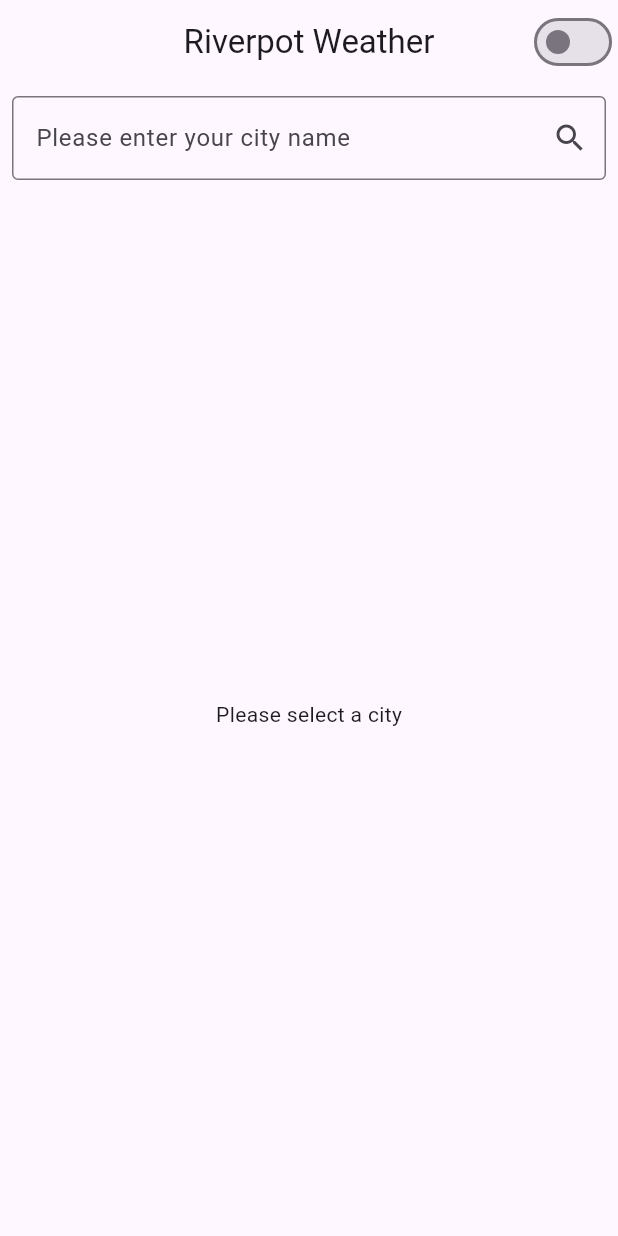
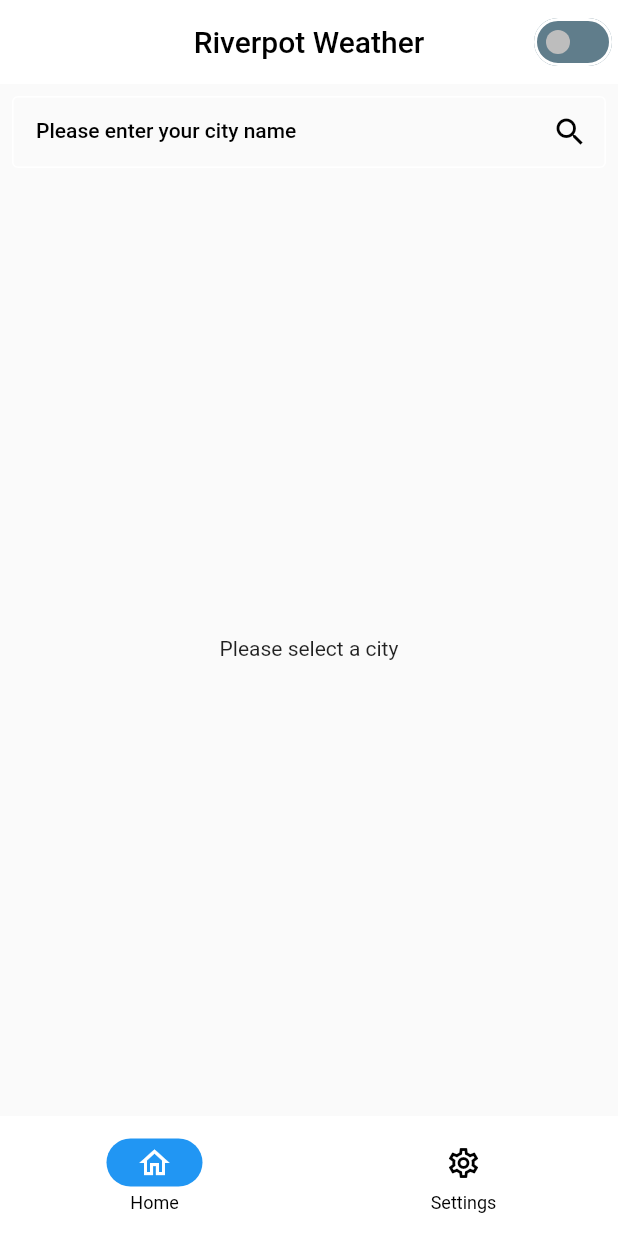
Before and after one commit to MohanPoudel2/riverpod_weather, a Flutter app: the screen it shows after launch, on a phone screen of 412 x 824 dp. Run offline on Flutter 3.47's test engine with Material 2 defaults, Android fonts, the phone set to English and light mode, and no system bars; our stand-ins replace cached_network_image, dio, flutter_riverpod, go_router, retrofit; generated files the repository leaves out were written again.

Commit message:
navigation widget & route list done

```diff
--- /dev/null
+++ b/lib/common/const/route_list.dart
@@ -0,0 +1,34 @@
+
+import 'package:go_router/go_router.dart';
+
+import '../../features/current_weather/ui/screen/current_weather_screen.dart';
+import '../../features/search_city/ui/screen/city_search_screen.dart';
+import '../../features/settings/setting_screen.dart';
+
+class RouteList{
+  static final routeList=[
+    StatefulShellBranch(routes: [
+      GoRoute(
+          path: '/',
+          builder: (context, routeState) {
+            return const CitySearchScreen();
+          }),
+      GoRoute(
+          path: '/current/:lati/:longi/:city',
+          builder: (context, routeState) {
+            return CurrentWeatherScreen(
+                latitude: routeState.pathParameters['lati']??'',
+                longitude:  routeState.pathParameters['longi']??'',
+                city:  routeState.pathParameters['city']??'');
+          }),
+
+    ]),
+    StatefulShellBranch(routes: [
+      GoRoute(
+          path: '/settings',
+          builder: (context, routeState) {
+            return const SettingScreen();
+          })
+    ])
+  ];
+}
--- /dev/null
+++ b/lib/common/widget/navigation_widget.dart
@@ -0,0 +1,51 @@
+import 'package:flutter/material.dart';
+import 'package:go_router/go_router.dart';
+class NavigationWidget extends StatelessWidget {
+  const NavigationWidget({
+    super.key, required this.shell,
+  });
+  final StatefulNavigationShell shell;
+
+  @override
+  Widget build(BuildContext context) {
+    double width=MediaQuery.of(context).size.width;
+    if(width<=500) {
+      return Scaffold(
+      body: shell,
+      bottomNavigationBar: NavigationBar(
+        onDestinationSelected: (index) {
+          shell.goBranch(index);
+        },
+        selectedIndex: shell.currentIndex,
+        destinations: const [
+          NavigationDestination(
+              icon: Icon(Icons.home_outlined), label: 'Home'),
+          NavigationDestination(
+              icon: Icon(Icons.settings_outlined), label: 'Settings'),
+        ],
+      ),
+    );
+    }else{
+      return Scaffold(
+        body:Row(
+          children: [
+            NavigationRail(
+              labelType: NavigationRailLabelType.all,
+              onDestinationSelected: (index) {
+                shell.goBranch(index);
+              },
+              selectedIndex: shell.currentIndex,
+              destinations: const [
+                NavigationRailDestination(
+                    icon: Icon(Icons.home_outlined), label: Text('Home')),
+                NavigationRailDestination(
+                    icon: Icon(Icons.settings_outlined), label: Text('Settings')),
+              ],
+            ),
+            Expanded(child: shell)
+          ],
+        )
+      );
+    }
+  }
+}
--- a/lib/features/current_weather/ui/screen/current_weather_screen.dart
+++ b/lib/features/current_weather/ui/screen/current_weather_screen.dart
@@ -1,3 +1,4 @@
+import 'package:flutter/foundation.dart';
 import 'package:flutter/material.dart';
 import 'package:flutter_riverpod/flutter_riverpod.dart';
 import 'package:riverpod_wheather_app/features/current_weather/data/current_weather_model.dart';
@@ -36,6 +37,7 @@
         body: Stack(
       children: [
         _weatherWidget(currentWeatherState),
+        if(!kIsWeb)
         SafeArea(
             child: IconButton(
                 onPressed: () {
--- a/lib/features/current_weather/ui/widget/current_weather_widget.dart
+++ b/lib/features/current_weather/ui/widget/current_weather_widget.dart
@@ -45,7 +45,7 @@
                 child: Center(
                   child: Text(
                     '${current.currentWeather?.weathercode?.toCondition().toEmoji()}',
-                    style: const TextStyle(fontSize: 40),
+                    style: const TextStyle(fontSize: 40,color: Colors.white),
                   ),
                 ),
               ),
--- a/lib/features/search_city/ui/screen/city_search_screen.dart
+++ b/lib/features/search_city/ui/screen/city_search_screen.dart
@@ -44,7 +44,13 @@
           Padding(
             padding: const EdgeInsets.all(8.0),
             child: TextField(
+              keyboardType: TextInputType.url,
               controller: _citySearchTextController,
+              onSubmitted: (str){
+                if(str.isNotEmpty){
+                  provider.searchCity(str);
+                }
+              },
               decoration:  InputDecoration(
                   labelText: 'Please enter your city name',
                   suffixIcon: IconButton(onPressed: (){
@@ -70,7 +76,7 @@
         CitySearchForm()=>const Text('Please select a city'),
       CitySearchLoading()=>const CircularProgressIndicator(),
       CitySearchSuccess(searchCityResult:SearchCityResult searchCityResult)=>CityListWidget(searchCityResult: searchCityResult),
-      CitySearchFailed(errorMessage:String error)=>const Text('Error')
+      CitySearchFailed(errorMessage:String error)=> Text(error)
 
       }
     );
--- a/lib/features/theme/provider/theme_state.dart
+++ b/lib/features/theme/provider/theme_state.dart
@@ -7,17 +7,37 @@
 class LightTheme extends WeatherTheme {
   @override
   ThemeData getTheme() {
-    return ThemeData.light(
-      useMaterial3: true,
-    );
+    return ThemeData.light().copyWith(
+        useMaterial3: true,
+        navigationRailTheme: const NavigationRailThemeData(
+            unselectedLabelTextStyle: TextStyle(color: Colors.grey),
+            selectedLabelTextStyle:
+                TextStyle(color: Colors.indigo, fontSize: 16),
+            selectedIconTheme: IconThemeData(color: Colors.indigo, size: 30),
+            unselectedIconTheme: IconThemeData(color: Colors.grey)),
+        switchTheme: SwitchThemeData(
+            thumbColor:
+                MaterialStateProperty.resolveWith((states) => Colors.black26),
+            trackColor: MaterialStateProperty.resolveWith(
+                (states) => Colors.blueGrey)));
   }
 }
 
 class DarkTheme extends WeatherTheme {
   @override
   ThemeData getTheme() {
-    return ThemeData.dark(
-      useMaterial3: true,
-    );
+    return ThemeData.dark().copyWith(
+        useMaterial3: true,
+        navigationRailTheme: const NavigationRailThemeData(
+            unselectedLabelTextStyle: TextStyle(color: Colors.grey),
+            selectedLabelTextStyle:
+                TextStyle(color: Colors.white, fontSize: 16),
+            selectedIconTheme: IconThemeData(color: Colors.white, size: 30),
+            unselectedIconTheme: IconThemeData(color: Colors.grey)),
+        switchTheme: SwitchThemeData(
+            thumbColor:
+                MaterialStateProperty.resolveWith((states) => Colors.black26),
+            trackColor: MaterialStateProperty.resolveWith(
+                (states) => Colors.blueGrey)));
   }
 }
--- a/lib/main.dart
+++ b/lib/main.dart
@@ -1,11 +1,11 @@
 import 'package:flutter/material.dart';
 import 'package:flutter_riverpod/flutter_riverpod.dart';
 import 'package:go_router/go_router.dart';
-import 'package:riverpod_wheather_app/features/current_weather/ui/screen/current_weather_screen.dart';
+import 'package:riverpod_wheather_app/common/const/route_list.dart';
 import 'package:riverpod_wheather_app/features/theme/provider/theme_provider.dart';
 import 'package:riverpod_wheather_app/features/theme/provider/theme_state.dart';
 
-import 'features/search_city/ui/screen/city_search_screen.dart';
+import 'common/widget/navigation_widget.dart';
 
 void main() {
   runApp(ProviderScope(child: MyApp()));
@@ -14,27 +14,17 @@
 class MyApp extends ConsumerWidget {
   MyApp({super.key});
 
-  final _router = GoRouter(routes: [
-    GoRoute(
-        path: '/',
-        builder: (context, routeState) {
-          return const CitySearchScreen();
-        }),
-    GoRoute(
-        path: '/current',
-        builder: (context, routeState) {
-          final query = routeState.extra as Map;
-          return CurrentWeatherScreen(
-              latitude: query['lati']!,
-              longitude: query['longi']!,
-              city: query['city']!
-          );
-        })
+  final _router = GoRouter(initialLocation: '/', routes: [
+    StatefulShellRoute.indexedStack(
+        builder: (context, state, StatefulNavigationShell shell) {
+          return  NavigationWidget(shell: shell,);
+        },
+        branches: RouteList.routeList)
   ]);
 
   @override
   Widget build(BuildContext context, WidgetRef ref) {
-    WeatherTheme weatherTheme=ref.watch(themeProvider);
+    WeatherTheme weatherTheme = ref.watch(themeProvider);
     return MaterialApp.router(
       debugShowCheckedModeBanner: false,
       theme: weatherTheme.getTheme(),
```
Also changed, not shown: lib/features/search_city/ui/widget/city_list_widget.dart (+7 -5 lines), lib/features/settings/setting_screen.dart (added, +14 -0 lines).
